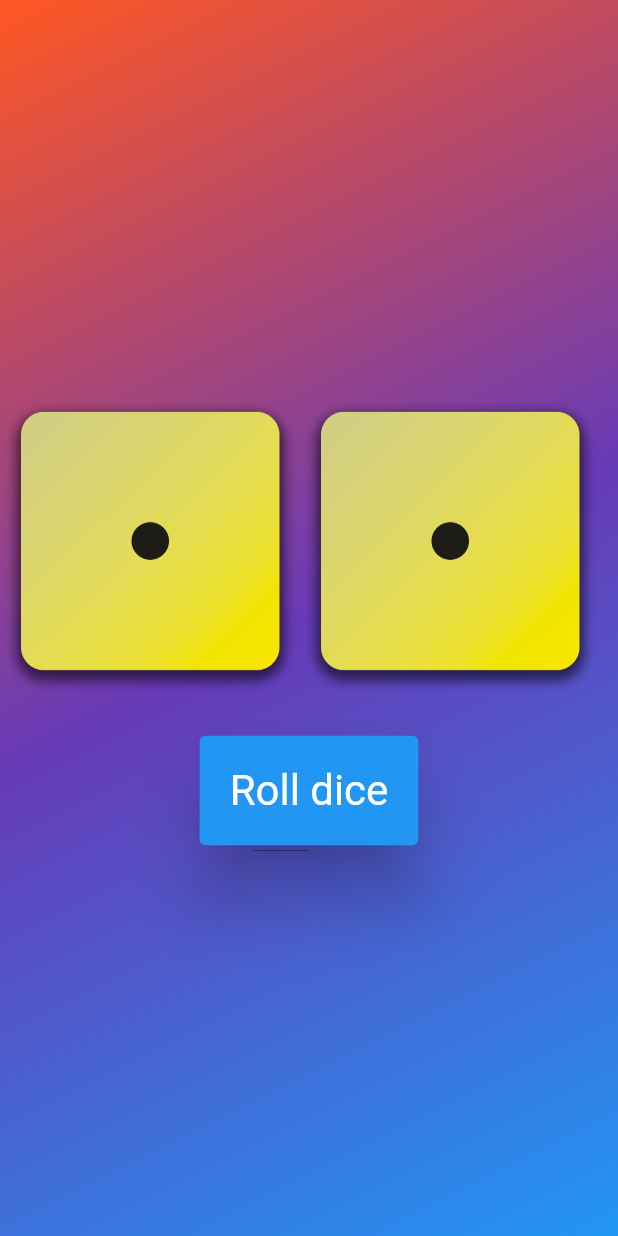
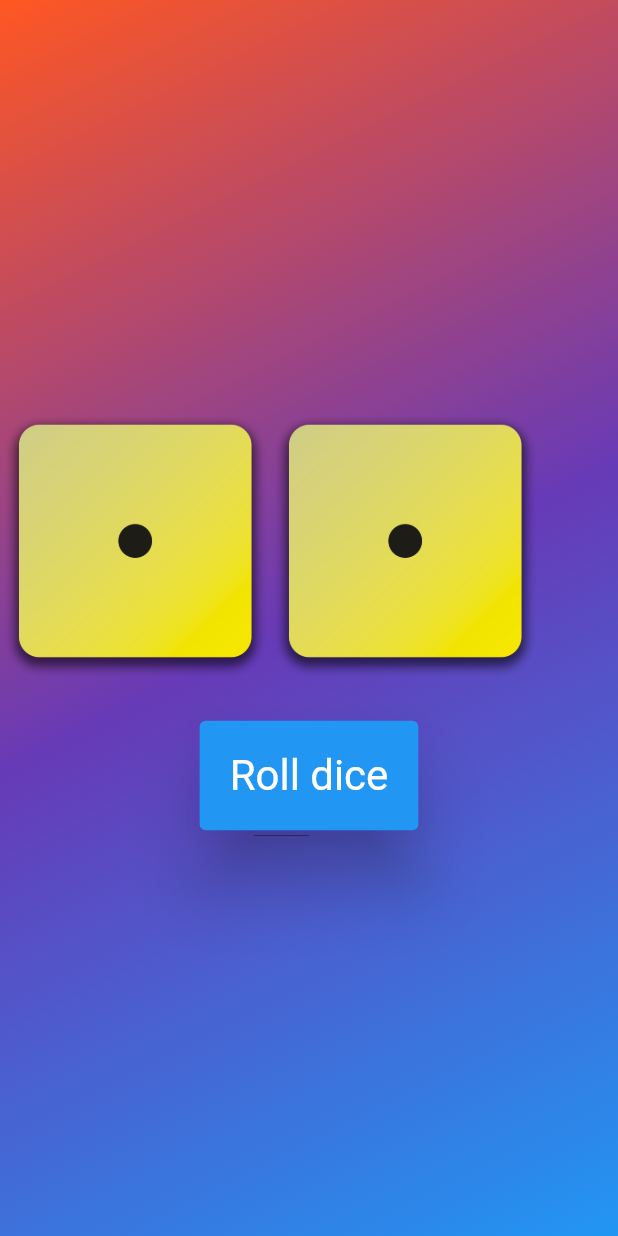
Before and after one commit to boris6/DiceRoll, a Flutter app: the screen it shows after launch, on a phone screen of 412 x 824 dp. Run offline on Flutter 3.47's test engine with Material 2 defaults, Android fonts, the phone set to English and light mode, and no system bars.

Commit message:
Add icons and name change

```diff
--- a/lib/dice_roller.dart
+++ b/lib/dice_roller.dart
@@ -30,11 +30,11 @@ class _DiceRollerState extends State<DiceRoller> {
           children: [
             Image.asset(
               'assets/images/dice-images/dice-$diceRollOne.png',
-              width: 200,
+              width: 180,
             ),
             Image.asset(
               'assets/images/dice-images/dice-$diceRollTwo.png',
-              width: 200,
+              width: 180,
             ),
           ],
         ),
--- a/pubspec.yaml
+++ b/pubspec.yaml
@@ -39,6 +39,12 @@ dependencies:
 dev_dependencies:
   flutter_test:
     sdk: flutter
+  flutter_launcher_icons: "^0.13.1"
+
+flutter_icons:
+  android: "launcher_icon"
+  ios: true
+  image_path: "assets/icons/dice.png"
 
   # The "flutter_lints" package below contains a set of recommended lints to
   # encourage good coding practices. The lint set provided by the package is
```
Also changed, not shown: assets/icons/dice.png (added), pubspec.lock, 48 other files.
